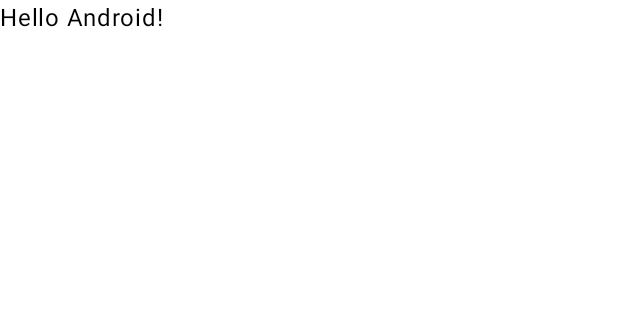
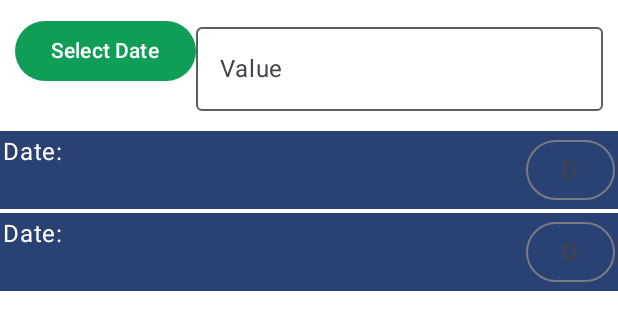
Before and after one commit to bguenthe/Energy, an Android app built with Jetpack Compose: the @Preview function DefaultPreview, on a phone screen of 412 x 824 dp. Shown: the top 330 px of the screen. Run offline under Robolectric (Android 15) with nearby library versions, the phone set to English and light mode, and no system bars.

Commit message:
With list and date picker

```diff
--- a/app/src/main/java/de/bguenthe/energy/MainActivity.kt
+++ b/app/src/main/java/de/bguenthe/energy/MainActivity.kt
@@ -1,25 +1,40 @@
 package de.bguenthe.energy
 
+import android.app.DatePickerDialog
 import android.os.Bundle
+import android.widget.DatePicker
 import androidx.activity.ComponentActivity
 import androidx.activity.compose.setContent
+import androidx.compose.foundation.layout.Column
+import androidx.compose.foundation.lazy.LazyColumn
+import androidx.compose.foundation.lazy.items
+import androidx.compose.foundation.layout.Row
 import androidx.compose.foundation.layout.fillMaxSize
-import androidx.compose.material3.MaterialTheme
-import androidx.compose.material3.Surface
-import androidx.compose.material3.Text
-import androidx.compose.runtime.Composable
+import androidx.compose.foundation.layout.padding
+import androidx.compose.material3.*
+import androidx.compose.runtime.*
+import androidx.compose.runtime.saveable.rememberSaveable
 import androidx.compose.ui.Modifier
+import androidx.compose.ui.graphics.Color
+import androidx.compose.ui.platform.LocalContext
 import androidx.compose.ui.tooling.preview.Preview
+import androidx.compose.ui.unit.dp
+import androidx.compose.ui.unit.sp
 import de.bguenthe.energy.ui.theme.EnergyTheme
+import java.util.*
 
 class MainActivity : ComponentActivity() {
+
     override fun onCreate(savedInstanceState: Bundle?) {
         super.onCreate(savedInstanceState)
         setContent {
             EnergyTheme {
                 // A surface container using the 'background' color from the theme
                 Surface(modifier = Modifier.fillMaxSize(), color = MaterialTheme.colorScheme.background) {
-                    Greeting("Android")
+                    Column {
+                        TopOfScreen()
+                        DetailsList()
+                    }
                 }
             }
         }
@@ -27,14 +42,104 @@ class MainActivity : ComponentActivity() {
 }
 
 @Composable
-fun Greeting(name: String) {
-    Text(text = "Hello $name!")
+fun TopOfScreen() {
+    var value by rememberSaveable { mutableStateOf("") }
+    var comment by rememberSaveable { mutableStateOf("") }
+
+    InputSection(value, onValueChange = { value = it }, comment, onBezeichnungChange = { comment = it })
+}
+
+@OptIn(ExperimentalMaterial3Api::class)
+@Composable
+fun InputSection(
+    value: String, onValueChange: (String) -> Unit, bezeichnung: String, onBezeichnungChange: (String) -> Unit
+) {
+    Row(modifier = Modifier.padding(10.dp)) {
+        // Fetching the Local Context
+        val mContext = LocalContext.current
+
+        // Declaring integer values
+        // for year, month and day
+        val mYear: Int
+        val mMonth: Int
+        val mDay: Int
+
+        // Initializing a Calendar
+        val mCalendar = Calendar.getInstance()
+
+        // Fetching current year, month and day
+        mYear = mCalendar.get(Calendar.YEAR)
+        mMonth = mCalendar.get(Calendar.MONTH)
+        mDay = mCalendar.get(Calendar.DAY_OF_MONTH)
+
+        mCalendar.time = Date()
+
+        // Declaring a string value to
+        // store date in string format
+        val mDate = remember { mutableStateOf("") }
+
+        // Declaring DatePickerDialog and setting
+        // initial values as current values (present year, month and day)
+        val mDatePickerDialog = DatePickerDialog(
+            mContext,
+            { _: DatePicker, mYear: Int, mMonth: Int, mDayOfMonth: Int ->
+                mDate.value = "$mDayOfMonth/${mMonth + 1}/$mYear"
+            }, mYear, mMonth, mDay
+        )
+
+        // Creating a button that on
+        // click displays/shows the DatePickerDialog
+        Button(onClick = {
+            mDatePickerDialog.show()
+        }, colors = ButtonDefaults.buttonColors(containerColor = Color(0XFF0F9D58))) {
+            Text(text = "Select Date", color = Color.White)
+        }
+        OutlinedTextField(
+            value = bezeichnung,
+            singleLine = true,
+            onValueChange = onBezeichnungChange,
+            label = { Text("Value") })
+    }
+}
+
+@Composable
+fun DetailsList() {
+    LazyColumn(modifier = Modifier.padding(vertical = 2.dp)) {
+        val list = listOf("1", "2")
+        items(items = list) { cost ->
+            Surface(
+                color = MaterialTheme.colorScheme.primary,
+                modifier = Modifier.padding(vertical = 1.dp)
+            ) {
+                Row(modifier = Modifier.padding(2.dp)) {
+                    Column(
+                        modifier = Modifier
+                            .weight(1f)
+                    ) {
+                        Text(
+                            fontSize = 16.sp,
+                            text = "Date: "
+                        )
+                    }
+                    OutlinedButton(modifier = Modifier.padding(0.dp),
+                        onClick = {
+                        }
+                    ) {
+                        Text(fontSize = 16.sp, text = "D")
+                    }
+                }
+            }
+        }
+    }
 }
 
 @Preview(showBackground = true)
 @Composable
 fun DefaultPreview() {
     EnergyTheme {
-        Greeting("Android")
+        Column {
+            TopOfScreen()
+            DetailsList()
+        }
     }
 }
```
